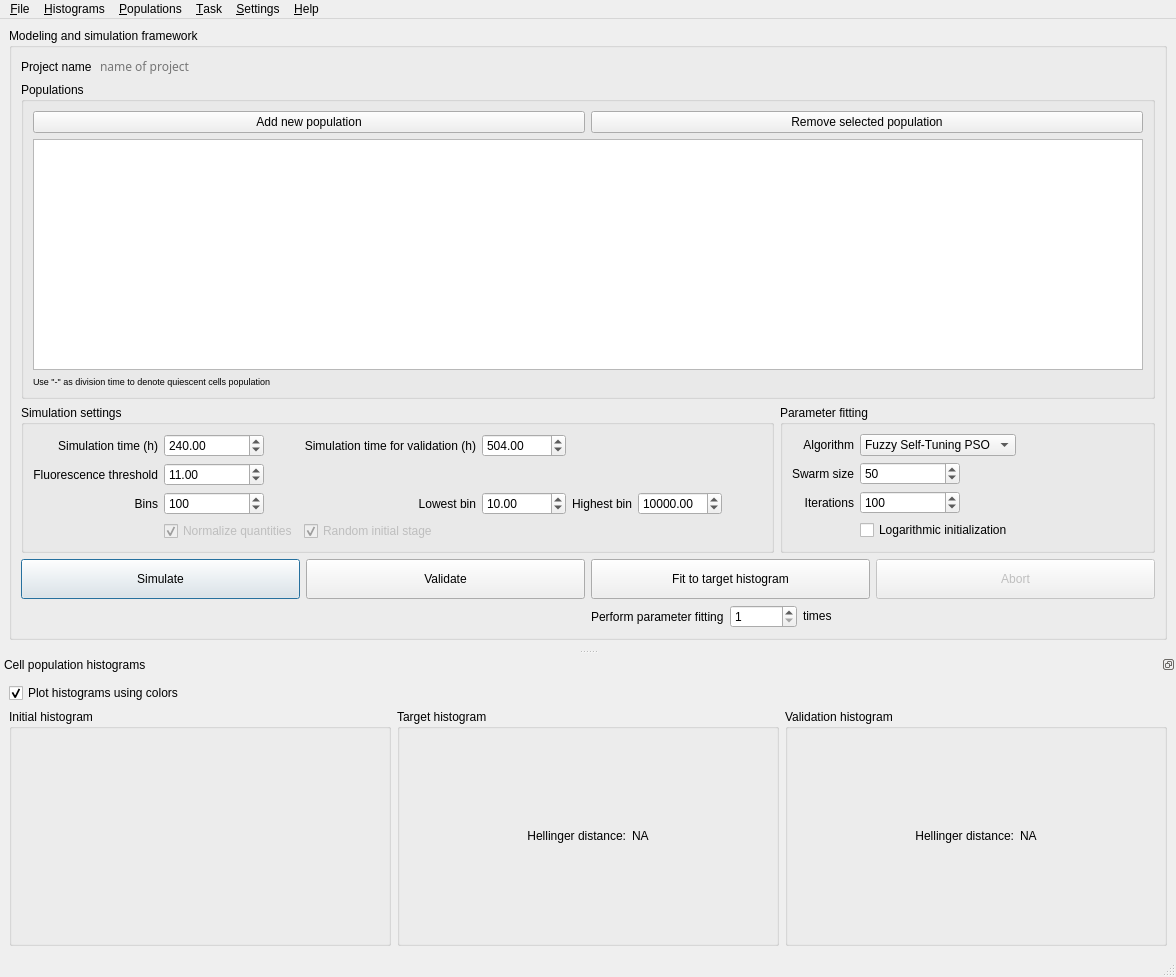
LeoneBacciu/ProCell, file gui/mainwindow.ui: the form before one commit.
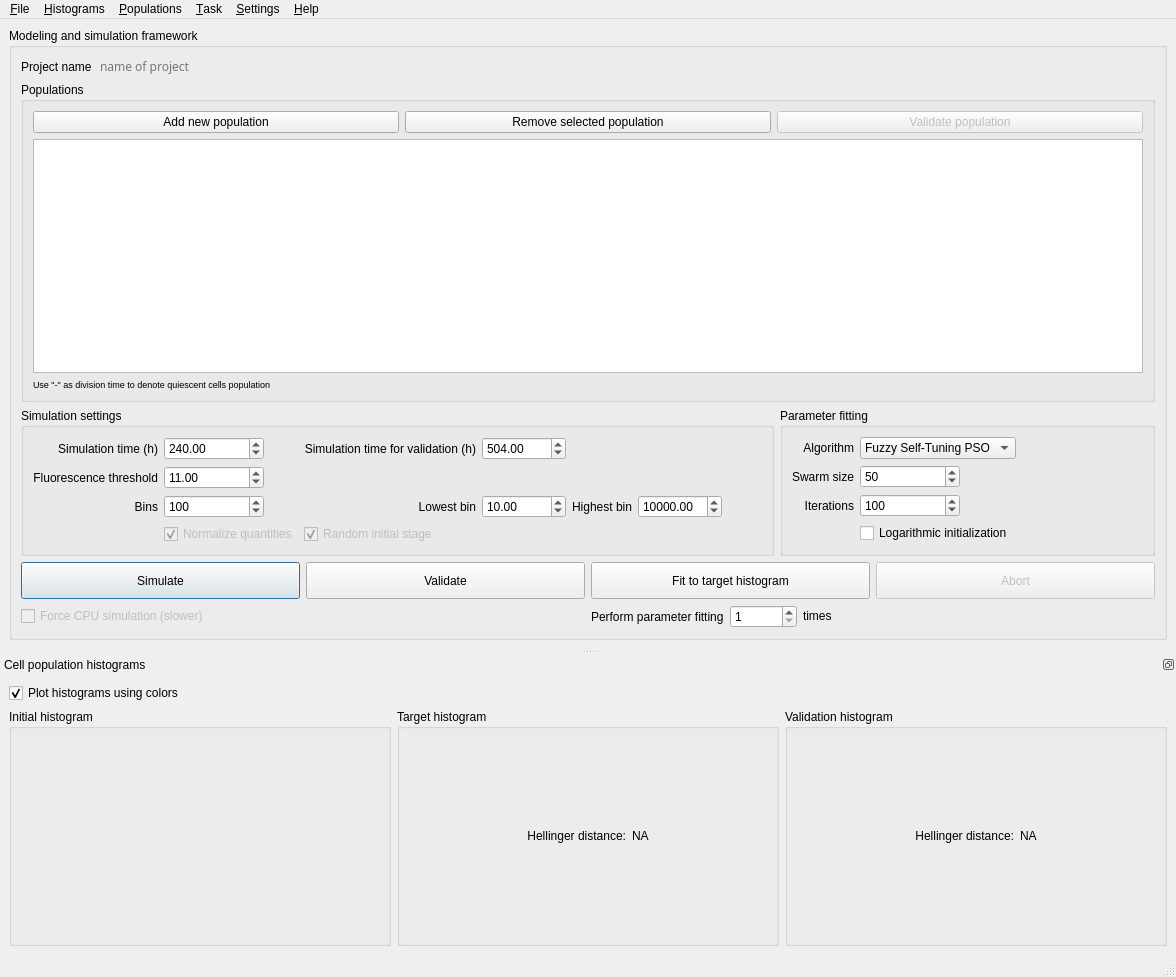
The form after the commit. Icons and pictures are not drawn.

The edit to the form file:
```diff
--- a/gui/mainwindow.ui
+++ b/gui/mainwindow.ui
@@ -141,6 +141,16 @@
                 </property>
                </widget>
               </item>
+              <item>
+               <widget class="QPushButton" name="validate_pop_button">
+                <property name="enabled">
+                 <bool>false</bool>
+                </property>
+                <property name="text">
+                 <string>Validate population</string>
+                </property>
+               </widget>
+              </item>
              </layout>
             </item>
             <item>
@@ -828,6 +838,16 @@
            </property>
           </widget>
          </item>
+         <item row="1" column="0">
+          <widget class="QCheckBox" name="checkBox">
+           <property name="enabled">
+            <bool>false</bool>
+           </property>
+           <property name="text">
+            <string>Force CPU simulation (slower)</string>
+           </property>
+          </widget>
+         </item>
         </layout>
        </item>
       </layout>
```
Left out of the diff: 17 changed lines with no effect on the pictures.
